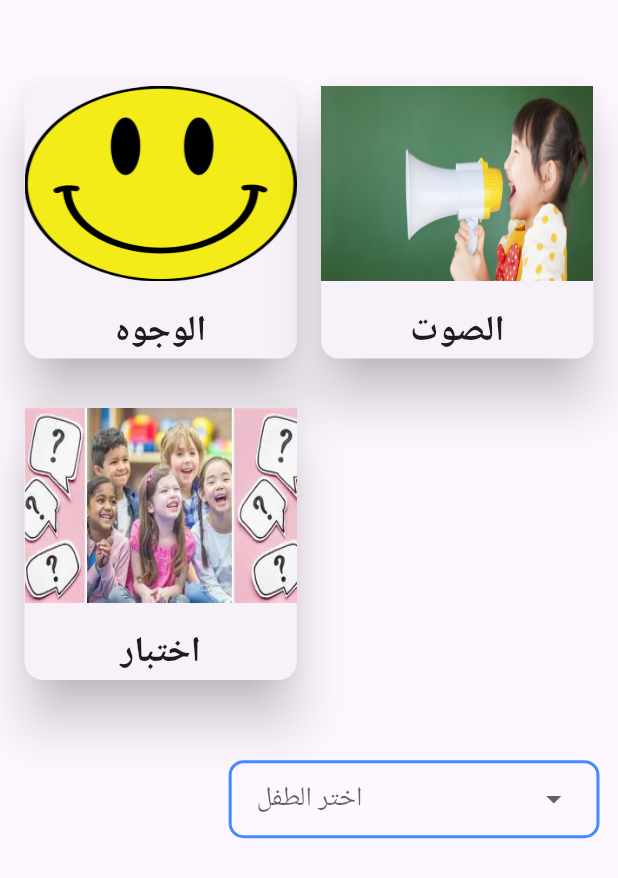
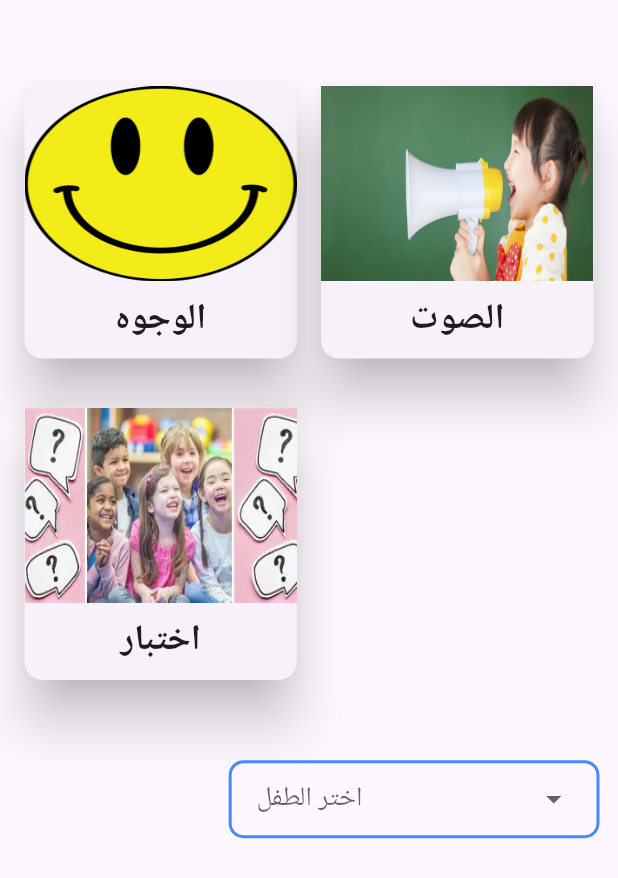
Before and after one commit to BasharTaha06/Autistic_Children_App, a Flutter app: the Categories screen opened directly, on a phone screen of 412 x 824 dp. Shown: the top 878 px of the screen. Run offline on Flutter 3.47's test engine with Material 3 defaults, Android fonts, the phone set to English and light mode, and no system bars; our stand-ins replace cloud_firestore, convex_bottom_bar, firebase_auth, firebase_core, flutter_bloc, sizer and 1 more; missing offline and left inert: fancy_bottom_navigation_plus; accounts and stored records are empty.

Commit message:
Test for the category  & btn by lash

```diff
--- a/lib/parent/categories/screens/categoreis.dart
+++ b/lib/parent/categories/screens/categoreis.dart
@@ -71,7 +71,7 @@ class _CategoriesState extends State<Categories> {
                             ),
                           ),
                           SizedBox(
-                            height: 2.h,
+                            height: 1.h,
                           ),
                           Text(
                             data["cat-name"],
```
Also changed, not shown: lib/parent/Login/screens/login_type.dart (added), 4 other files.
